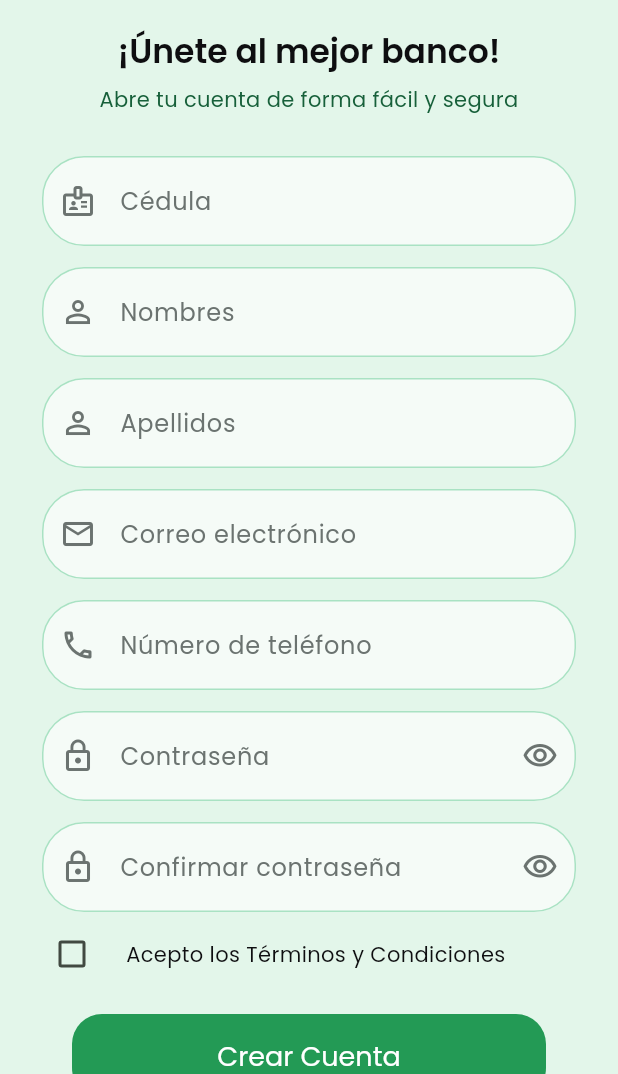
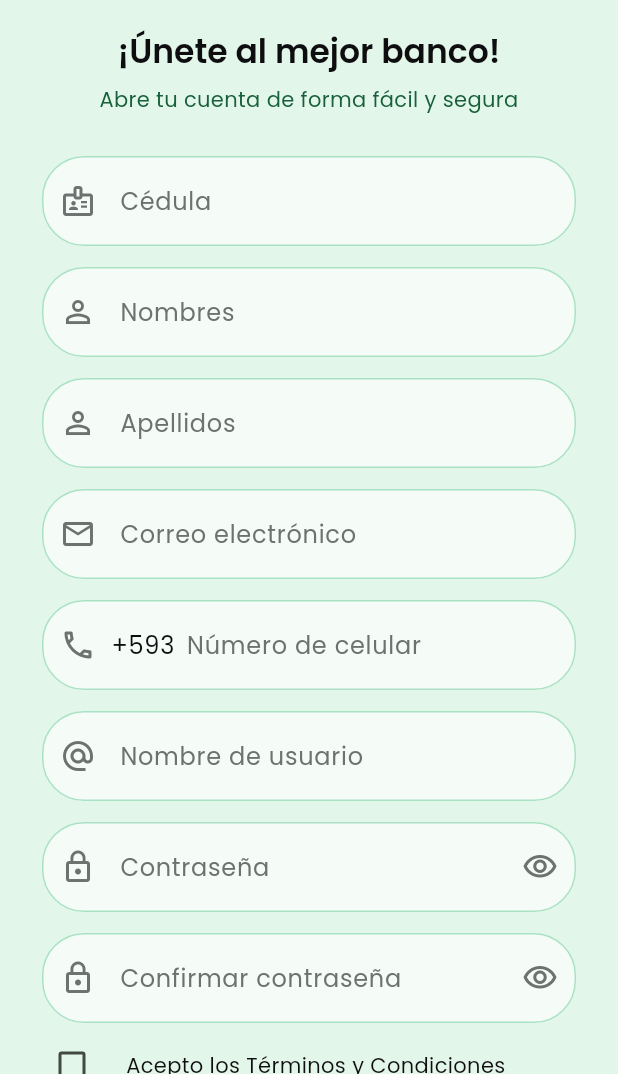
Before and after one commit to allanyanx/bancopanda-app, a Flutter app: the RegisterScreen screen opened by its route, on a phone screen of 412 x 824 dp, the part 162-1236 px from its top. Run offline on Flutter 3.47's test engine with Material 3 defaults, Android fonts, the phone set to English and light mode, and no system bars; our stand-ins replace flutter_secure_storage, go_router, google_fonts; accounts and stored records are empty; network calls fail.

Commit message:
Registro con nombre de usuario, login solo con usuario; restringir nombres, correo y celular +593

```diff
--- a/lib/core/theme/app_theme.dart
+++ b/lib/core/theme/app_theme.dart
@@ -34,6 +34,7 @@ abstract final class AppTheme {
         filled: true,
         fillColor: isDark ? AppColors.surfaceMint : AppColors.fieldFill,
         hintStyle: const TextStyle(color: AppColors.textSecondary),
+        errorMaxLines: 3,
         prefixIconColor: AppColors.textSecondary,
         suffixIconColor: AppColors.textSecondary,
         contentPadding: const EdgeInsets.symmetric(horizontal: 20, vertical: 18),
--- /dev/null
+++ b/lib/core/utils/celular.dart
@@ -0,0 +1,12 @@
+abstract final class Celular {
+  static const prefijo = '+593';
+
+  static String completo(String nueveDigitos) => '$prefijo${nueveDigitos.trim()}';
+
+  static String local(String? telefono) {
+    final texto = telefono?.trim() ?? '';
+    if (texto.startsWith(prefijo)) return texto.substring(prefijo.length);
+    if (texto.startsWith('0')) return texto.substring(1);
+    return texto;
+  }
+}
--- /dev/null
+++ b/lib/core/utils/input_formatters.dart
@@ -0,0 +1,54 @@
+import 'package:flutter/services.dart';
+
+abstract final class InputFormatters {
+  static final soloLetras = <TextInputFormatter>[
+    FilteringTextInputFormatter.allow(RegExp(r'[a-zA-ZáéíóúÁÉÍÓÚñÑüÜ ]')),
+    LengthLimitingTextInputFormatter(60),
+  ];
+
+  static final nombreUsuario = <TextInputFormatter>[
+    FilteringTextInputFormatter.allow(RegExp(r'[a-zA-Z0-9._]')),
+    LengthLimitingTextInputFormatter(20),
+    const _Minusculas(),
+  ];
+
+  static final correo = <TextInputFormatter>[
+    FilteringTextInputFormatter.allow(RegExp(r'[a-zA-Z0-9._@-]')),
+    LengthLimitingTextInputFormatter(150),
+    const _Minusculas(),
+  ];
+
+  static final celular = <TextInputFormatter>[
+    FilteringTextInputFormatter.digitsOnly,
+    const _SinCeroInicial(),
+    LengthLimitingTextInputFormatter(9),
+  ];
+}
+
+class _SinCeroInicial extends TextInputFormatter {
+  const _SinCeroInicial();
+
+  @override
+  TextEditingValue formatEditUpdate(
+    TextEditingValue oldValue,
+    TextEditingValue newValue,
+  ) {
+    final texto = newValue.text.replaceFirst(RegExp(r'^0+'), '');
+    return TextEditingValue(
+      text: texto,
+      selection: TextSelection.collapsed(offset: texto.length),
+    );
+  }
+}
+
+class _Minusculas extends TextInputFormatter {
+  const _Minusculas();
+
+  @override
+  TextEditingValue formatEditUpdate(
+    TextEditingValue oldValue,
+    TextEditingValue newValue,
+  ) {
+    return newValue.copyWith(text: newValue.text.toLowerCase());
+  }
+}
--- a/lib/core/utils/validators.dart
+++ b/lib/core/utils/validators.dart
@@ -1,8 +1,31 @@
 abstract final class Validators {
-  static final _correoRegex = RegExp(r'^[\w.+-]+@[\w-]+(\.[\w-]+)+$');
   static final _nombreRegex = RegExp(r'^[a-zA-ZáéíóúÁÉÍÓÚñÑüÜ ]{2,60}$');
-  static final _telefonoRegex = RegExp(r'^09\d{8}$');
   static final _cedulaRegex = RegExp(r'^\d{10}$');
+  static final _celularRegex = RegExp(r'^9\d{8}$');
+  static final _usuarioCaracteres = RegExp(r'^[a-z0-9._]+$');
+  static final _correoCaracteres = RegExp(r'^[a-z0-9._@-]+$');
+  static final _correoUsuario = RegExp(r'^[a-z0-9]([a-z0-9._-]*[a-z0-9])?$');
+  static final _correoDominio = RegExp(
+    r'^[a-z0-9]([a-z0-9-]*[a-z0-9])?(\.[a-z0-9]([a-z0-9-]*[a-z0-9])?)*\.[a-z]{2,}$',
+  );
+
+  static String? nombreUsuario(String? value) {
+    final texto = value?.trim() ?? '';
+    if (texto.isEmpty) return 'Elige un nombre de usuario';
+    if (texto.length < 4 || texto.length > 20) {
+      return 'Debe tener entre 4 y 20 caracteres';
+    }
+    if (!RegExp(r'^[a-z]').hasMatch(texto)) return 'Debe empezar con una letra';
+    if (!_usuarioCaracteres.hasMatch(texto)) {
+      return 'Solo letras minúsculas, números, punto (.) o guion bajo (_)';
+    }
+    return null;
+  }
+
+  static String? nombreUsuarioLogin(String? value) {
+    final texto = value?.trim() ?? '';
+    return texto.isEmpty ? 'Ingresa tu nombre de usuario' : null;
+  }
 
   static String? nombres(String? value) => _nombre(value, 'tus nombres');
 
@@ -18,7 +41,22 @@ abstract final class Validators {
   static String? correo(String? value) {
     final texto = value?.trim() ?? '';
     if (texto.isEmpty) return 'Ingresa tu correo electrónico';
-    if (!_correoRegex.hasMatch(texto)) return 'Correo electrónico no válido';
+    if (texto != texto.toLowerCase()) return 'Escribe el correo en minúsculas';
+    if (!_correoCaracteres.hasMatch(texto)) {
+      return 'Solo se permiten letras, números, punto (.), guion (-) y guion bajo (_)';
+    }
+
+    final partes = texto.split('@');
+    if (partes.length != 2 || partes[0].isEmpty || partes[1].isEmpty) {
+      return 'Escribe un correo como nombre@dominio.com';
+    }
+    if (texto.contains('..')) return 'El correo no puede tener dos puntos seguidos';
+    if (!_correoUsuario.hasMatch(partes[0])) {
+      return 'Antes de la @ debe empezar y terminar con una letra o un número';
+    }
+    if (!_correoDominio.hasMatch(partes[1])) {
+      return 'Revisa el dominio, por ejemplo: @gmail.com';
+    }
     return null;
   }
 
@@ -29,16 +67,12 @@ abstract final class Validators {
     return null;
   }
 
-  static String? correoOCedula(String? value) {
+  static String? celular(String? value) {
     final texto = value?.trim() ?? '';
-    if (texto.isEmpty) return 'Ingresa tu correo o cédula';
-    return texto.contains('@') ? correo(texto) : cedula(texto);
-  }
-
-  static String? telefono(String? value) {
-    final texto = value?.trim() ?? '';
-    if (texto.isEmpty) return 'Ingresa tu número de teléfono';
-    if (!_telefonoRegex.hasMatch(texto)) return 'Debe tener 10 dígitos y empezar con 09';
+    if (texto.isEmpty) return 'Ingresa tu número de celular';
+    if (!_celularRegex.hasMatch(texto)) {
+      return 'Escribe los 9 dígitos después de +593, empezando con 9';
+    }
     return null;
   }
 
--- a/lib/core/widgets/app_text_field.dart
+++ b/lib/core/widgets/app_text_field.dart
@@ -12,6 +12,7 @@ class AppTextField extends StatefulWidget {
     this.validator,
     this.keyboardType,
     this.inputFormatters,
+    this.prefixText,
     this.textCapitalization = TextCapitalization.none,
     this.isPassword = false,
     this.textInputAction = TextInputAction.next,
@@ -24,6 +25,7 @@ class AppTextField extends StatefulWidget {
   final String? Function(String?)? validator;
   final TextInputType? keyboardType;
   final List<TextInputFormatter>? inputFormatters;
+  final String? prefixText;
   final TextCapitalization textCapitalization;
   final bool isPassword;
   final TextInputAction textInputAction;
@@ -53,7 +55,24 @@ class _AppTextFieldState extends State<AppTextField> {
       style: const TextStyle(color: AppColors.textPrimary),
       decoration: InputDecoration(
         hintText: widget.hint,
-        prefixIcon: Icon(widget.icon),
+        prefixIcon: widget.prefixText == null
+            ? Icon(widget.icon)
+            : Padding(
+                padding: const EdgeInsetsDirectional.only(start: 12, end: 4),
+                child: Row(
+                  mainAxisSize: MainAxisSize.min,
+                  children: [
+                    Icon(widget.icon),
+                    const SizedBox(width: 10),
+                    Text(
+                      widget.prefixText!,
+                      style: Theme.of(context).textTheme.bodyLarge?.copyWith(
+                        color: AppColors.textPrimary,
+                      ),
+                    ),
+                  ],
+                ),
+              ),
         suffixIcon: widget.isPassword
             ? IconButton(
                 tooltip: _oculto ? 'Mostrar contraseña' : 'Ocultar contraseña',
--- a/lib/features/auth/data/datasources/auth_data_source.dart
+++ b/lib/features/auth/data/datasources/auth_data_source.dart
@@ -3,7 +3,7 @@ import '../../model/sesion.dart';
 
 abstract interface class AuthDataSource {
   Future<Sesion> login({
-    required String identificador,
+    required String nombreUsuario,
     required String contrasena,
   });
 
--- a/lib/features/auth/data/datasources/remote_auth_data_source.dart
+++ b/lib/features/auth/data/datasources/remote_auth_data_source.dart
@@ -10,11 +10,11 @@ class RemoteAuthDataSource implements AuthDataSource {
 
   @override
   Future<Sesion> login({
-    required String identificador,
+    required String nombreUsuario,
     required String contrasena,
   }) async {
     final json = await _api.post('/api/auth/login', {
-      'identificador': identificador,
+      'nombreUsuario': nombreUsuario,
       'contrasena': contrasena,
     });
     return Sesion.fromJson(json);
--- a/lib/features/auth/data/repositories/auth_repository.dart
+++ b/lib/features/auth/data/repositories/auth_repository.dart
@@ -21,11 +21,11 @@ class AuthRepository {
   final ApiClient _apiClient;
 
   Future<Sesion> login({
-    required String identificador,
+    required String nombreUsuario,
     required String contrasena,
   }) async {
     final sesion = await _dataSource.login(
-      identificador: identificador,
+      nombreUsuario: nombreUsuario,
       contrasena: contrasena,
     );
     await _save(sesion);
--- a/lib/features/auth/model/datos_registro.dart
+++ b/lib/features/auth/model/datos_registro.dart
@@ -1,5 +1,6 @@
 class DatosRegistro {
   const DatosRegistro({
+    required this.nombreUsuario,
     required this.cedula,
     required this.nombres,
     required this.apellidos,
@@ -9,6 +10,7 @@ class DatosRegistro {
     required this.aceptaTerminos,
   });
 
+  final String nombreUsuario;
   final String cedula;
   final String nombres;
   final String apellidos;
@@ -18,6 +20,7 @@ class DatosRegistro {
   final bool aceptaTerminos;
 
   Map<String, dynamic> toJson() => {
+        'nombreUsuario': nombreUsuario,
         'cedula': cedula,
         'nombres': nombres,
         'apellidos': apellidos,
--- a/lib/features/auth/model/usuario.dart
+++ b/lib/features/auth/model/usuario.dart
@@ -1,6 +1,7 @@
 class Usuario {
   const Usuario({
     required this.usuarioId,
+    required this.nombreUsuario,
     required this.nombres,
     required this.apellidos,
     required this.cedula,
@@ -9,6 +10,7 @@ class Usuario {
   });
 
   final String usuarioId;
+  final String nombreUsuario;
   final String nombres;
   final String apellidos;
   final String cedula;
@@ -22,6 +24,7 @@ class Usuario {
   factory Usuario.fromJson(Map<String, dynamic> json) {
     return Usuario(
       usuarioId: json['usuarioId'] as String,
+      nombreUsuario: json['nombreUsuario'] as String? ?? '',
       nombres: json['nombres'] as String,
       apellidos: json['apellidos'] as String,
       cedula: json['cedula'] as String,
@@ -32,6 +35,7 @@ class Usuario {
 
   Map<String, dynamic> toJson() => {
         'usuarioId': usuarioId,
+        'nombreUsuario': nombreUsuario,
         'nombres': nombres,
         'apellidos': apellidos,
         'cedula': cedula,
--- a/lib/features/auth/view/register_screen.dart
+++ b/lib/features/auth/view/register_screen.dart
@@ -5,6 +5,8 @@ import 'package:provider/provider.dart';
 
 import '../../../core/router/app_router.dart';
 import '../../../core/theme/app_colors.dart';
+import '../../../core/utils/celular.dart';
+import '../../../core/utils/input_formatters.dart';
 import '../../../core/utils/validators.dart';
 import '../../../core/widgets/app_button.dart';
 import '../../../core/widgets/app_text_field.dart';
@@ -28,6 +30,7 @@ class _RegisterScreenState extends State<RegisterScreen> {
   ];
 
   final _formKey = GlobalKey<FormState>();
+  final _nombreUsuario = TextEditingController();
   final _cedula = TextEditingController();
   final _nombres = TextEditingController();
   final _apellidos = TextEditingController();
@@ -42,6 +45,7 @@ class _RegisterScreenState extends State<RegisterScreen> {
   @override
   void dispose() {
     for (final controller in [
+      _nombreUsuario,
       _cedula,
       _nombres,
       _apellidos,
@@ -64,11 +68,12 @@ class _RegisterScreenState extends State<RegisterScreen> {
 
     await context.read<AuthViewModel>().register(
           DatosRegistro(
+            nombreUsuario: _nombreUsuario.text.trim(),
             cedula: _cedula.text.trim(),
             nombres: _nombres.text.trim(),
             apellidos: _apellidos.text.trim(),
             correo: _correo.text.trim(),
-            telefono: _telefono.text.trim(),
+            telefono: Celular.completo(_telefono.text),
             contrasena: _contrasena.text,
             aceptaTerminos: _aceptaTerminos,
           ),
@@ -125,6 +130,7 @@ class _RegisterScreenState extends State<RegisterScreen> {
               validator: Validators.nombres,
               keyboardType: TextInputType.name,
               textCapitalization: TextCapitalization.words,
+              inputFormatters: InputFormatters.soloLetras,
             ),
             const SizedBox(height: 14),
             AppTextField(
@@ -134,6 +140,7 @@ class _RegisterScreenState extends State<RegisterScreen> {
               validator: Validators.apellidos,
               keyboardType: TextInputType.name,
               textCapitalization: TextCapitalization.words,
+              inputFormatters: InputFormatters.soloLetras,
             ),
             const SizedBox(height: 14),
             AppTextField(
@@ -142,15 +149,26 @@ class _RegisterScreenState extends State<RegisterScreen> {
               controller: _correo,
               validator: Validators.correo,
               keyboardType: TextInputType.emailAddress,
+              inputFormatters: InputFormatters.correo,
             ),
             const SizedBox(height: 14),
             AppTextField(
-              hint: 'Número de teléfono',
+              hint: 'Número de celular',
               icon: Icons.phone_outlined,
+              prefixText: Celular.prefijo,
               controller: _telefono,
-              validator: Validators.telefono,
+              validator: Validators.celular,
               keyboardType: TextInputType.phone,
-              inputFormatters: _soloDiezDigitos,
+              inputFormatters: InputFormatters.celular,
+            ),
+            const SizedBox(height: 14),
+            AppTextField(
+              hint: 'Nombre de usuario',
+              icon: Icons.alternate_email,
+              controller: _nombreUsuario,
+              validator: Validators.nombreUsuario,
+              keyboardType: TextInputType.visiblePassword,
+              inputFormatters: InputFormatters.nombreUsuario,
             ),
             const SizedBox(height: 14),
             AppTextField(
--- a/lib/features/auth/viewmodel/auth_view_model.dart
+++ b/lib/features/auth/viewmodel/auth_view_model.dart
@@ -26,12 +26,12 @@ class AuthViewModel extends ChangeNotifier {
   }
 
   Future<bool> login({
-    required String identificador,
+    required String nombreUsuario,
     required String contrasena,
   }) {
     return _run(
       () => _repository.login(
-        identificador: identificador,
+        nombreUsuario: nombreUsuario,
         contrasena: contrasena,
       ),
     );
--- a/lib/features/profile/view/profile_screen.dart
+++ b/lib/features/profile/view/profile_screen.dart
@@ -112,6 +112,11 @@ class _ProfileScreenState extends State<ProfileScreen> {
                   ),
                 ],
               ),
+              ProfileInfoTile(
+                label: 'Nombre de usuario',
+                value: usuario.nombreUsuario,
+              ),
+              const SizedBox(height: 10),
               ProfileInfoTile(label: 'Nombres', value: usuario.nombres),
               const SizedBox(height: 10),
               ProfileInfoTile(label: 'Apellidos', value: usuario.apellidos),
@@ -119,7 +124,7 @@ class _ProfileScreenState extends State<ProfileScreen> {
               ProfileInfoTile(label: 'Correo', value: usuario.correo),
               const SizedBox(height: 10),
               ProfileInfoTile(
-                label: 'Número de teléfono',
+                label: 'Número de celular',
                 value: usuario.telefono ?? '—',
               ),
               const SizedBox(height: 24),
--- a/lib/features/profile/view/widgets/edit_profile_dialog.dart
+++ b/lib/features/profile/view/widgets/edit_profile_dialog.dart
@@ -3,6 +3,8 @@ import 'package:flutter/services.dart';
 import 'package:provider/provider.dart';
 
 import '../../../../core/theme/app_colors.dart';
+import '../../../../core/utils/celular.dart';
+import '../../../../core/utils/input_formatters.dart';
 import '../../../../core/utils/validators.dart';
 import '../../../auth/model/usuario.dart';
 import '../../model/datos_perfil.dart';
@@ -32,7 +34,7 @@ class _EditProfileDialogState extends State<EditProfileDialog> {
   late final _apellidos = TextEditingController(text: widget.usuario.apellidos);
   late final _correo = TextEditingController(text: widget.usuario.correo);
   late final _telefono = TextEditingController(
-    text: widget.usuario.telefono ?? '',
+    text: Celular.local(widget.usuario.telefono),
   );
   final _contrasena = TextEditingController();
   final _confirmacion = TextEditingController();
@@ -64,7 +66,7 @@ class _EditProfileDialogState extends State<EditProfileDialog> {
         nombres: _nombres.text.trim(),
         apellidos: _apellidos.text.trim(),
         correo: _correo.text.trim(),
-        telefono: _telefono.text.trim(),
+        telefono: Celular.completo(_telefono.text),
         contrasenaActual: nueva.isEmpty ? null : _contrasenaActual.text,
         contrasenaNueva: nueva.isEmpty ? null : nueva,
       ),
@@ -110,25 +112,29 @@ class _EditProfileDialogState extends State<EditProfileDialog> {
                 label: 'Nombres',
                 controller: _nombres,
                 validator: Validators.nombres,
+                formatters: InputFormatters.soloLetras,
               ),
               const SizedBox(height: 12),
               _Campo(
                 label: 'Apellidos',
                 controller: _apellidos,
                 validator: Validators.apellidos,
+                formatters: InputFormatters.soloLetras,
               ),
               const SizedBox(height: 12),
               _Campo(
                 label: 'Correo',
                 controller: _correo,
                 validator: Validators.correo,
+                formatters: InputFormatters.correo,
                 keyboardType: TextInputType.emailAddress,
               ),
               const SizedBox(height: 12),
               _Campo(
-                label: 'Número de teléfono',
+                label: 'Número de celular',
+                prefixText: '${Celular.prefijo} ',
                 controller: _telefono,
-                validator: Validators.telefono,
+                validator: Validators.celular,
                 keyboardType: TextInputType.phone,
                 formatters: [
                   FilteringTextInputFormatter.digitsOnly,
@@ -215,6 +221,7 @@ class _Campo extends StatelessWidget {
     this.validator,
     this.keyboardType,
     this.formatters,
+    this.prefixText,
     this.isPassword = false,
   });
 
@@ -223,6 +230,7 @@ class _Campo extends StatelessWidget {
   final String? Function(String?)? validator;
   final TextInputType? keyboardType;
   final List<TextInputFormatter>? formatters;
+  final String? prefixText;
   final bool isPassword;
 
   @override
@@ -237,6 +245,8 @@ class _Campo extends StatelessWidget {
       style: const TextStyle(color: AppColors.textPrimary),
       decoration: InputDecoration(
         labelText: label,
+        prefixText: prefixText,
+        prefixStyle: const TextStyle(color: AppColors.textPrimary),
         labelStyle: const TextStyle(color: AppColors.textSecondary),
       ),
     );
```
Also changed, not shown: lib/features/auth/view/login_screen.dart (+9 -7 lines), 4 other files.
